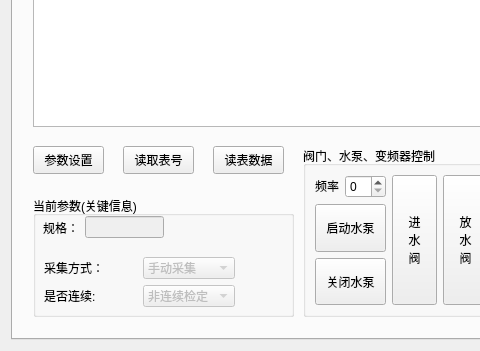
This is source/weightMethod/weightmethod.ui in flimmy78/qtverify as Qt 5 draws it before an edit; both pictures show x 0 to 480 and y 511 to 862 of the 1284 by 862 pixel window. The edited form follows.
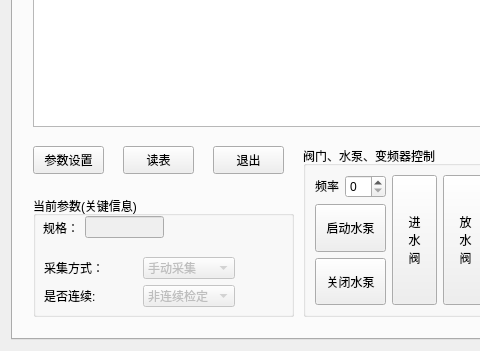
This is the edited form.

Commit message: 根据串口名得到表位号，在表格相应位置显示表号和数据

```diff
--- a/source/weightMethod/weightmethod.ui
+++ b/source/weightMethod/weightmethod.ui
@@ -698,7 +698,7 @@
         </rect>
        </property>
        <property name="text">
-        <string>读取表号</string>
+        <string>读表</string>
        </property>
       </widget>
       <widget class="QPushButton" name="btnReadMeterData">
@@ -711,10 +711,10 @@
         </rect>
        </property>
        <property name="text">
-        <string>读表数据</string>
+        <string>退出</string>
        </property>
       </widget>
-      <widget class="QWidget" name="">
+      <widget class="QWidget" name="layoutWidget">
        <property name="geometry">
         <rect>
          <x>1150</x>
```
Left out of the diff: 2 changed lines with no effect on the pictures. The commit also changes 6 other files.
